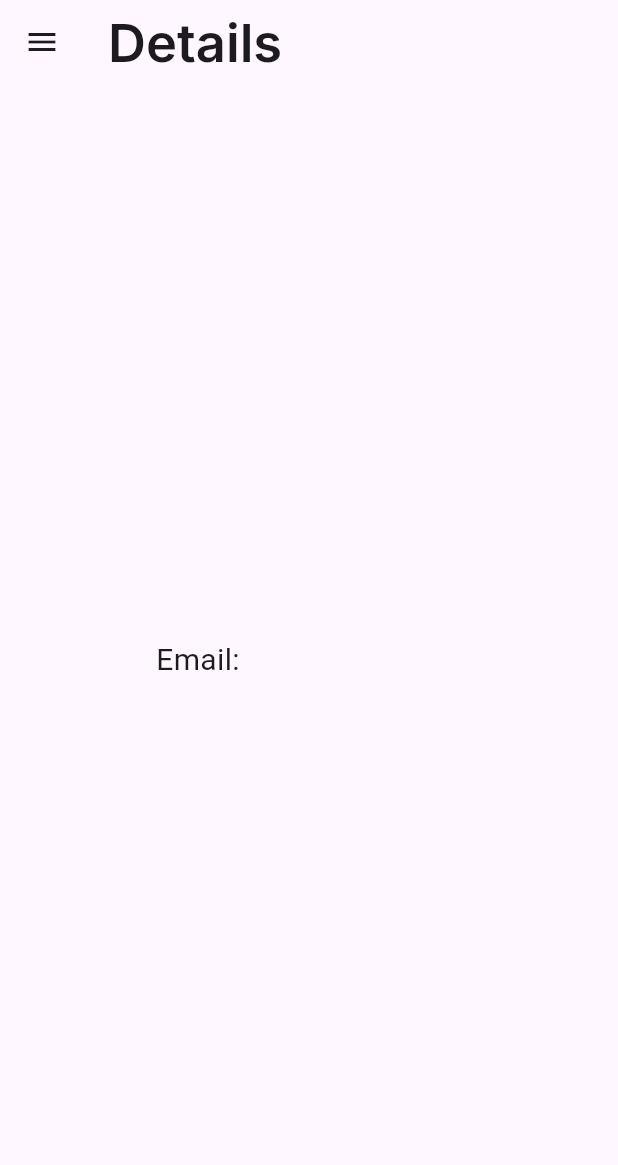
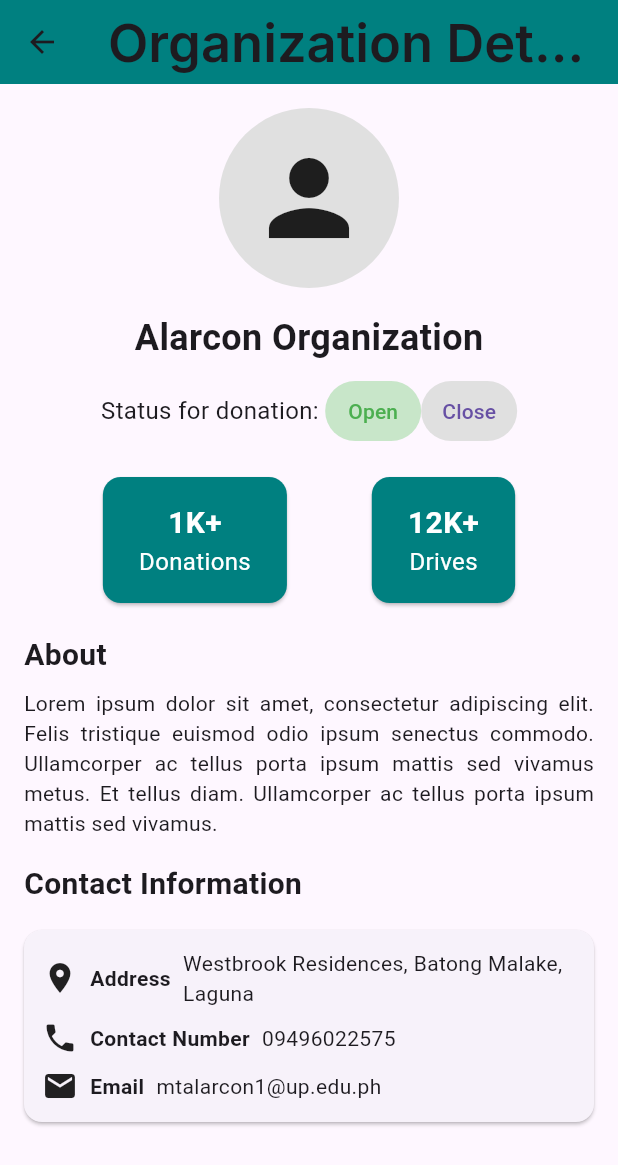
Before and after one commit to ianberana/CMSC-23-Project, a Flutter app: the OrganizationProfile screen opened directly, on a phone screen of 412 x 824 dp. Shown: the top 1165 px of the screen. Run offline on Flutter 3.47's test engine with Material 3 defaults, Android fonts, the phone set to English and light mode, and no system bars; our stand-ins replace cloud_firestore, file_picker, firebase_auth, firebase_core, firebase_storage, google_fonts and 2 more; accounts and stored records are empty.

Commit message:
added ui design

```diff
--- a/lib/pages/organization/org_profile.dart
+++ b/lib/pages/organization/org_profile.dart
@@ -4,37 +4,158 @@ import 'package:flutter/material.dart';
 import 'package:provider/provider.dart';
 import '../../providers/auth_provider.dart';
 
-class OrganizationProfile extends StatefulWidget {
-  const OrganizationProfile({super.key});
-  @override
-  State<OrganizationProfile> createState() => _OrganizationProfileState();
-}
-
-class _OrganizationProfileState extends State<OrganizationProfile> {
-  User? user;
-
+class OrganizationProfile extends StatelessWidget {
   @override
   Widget build(BuildContext context) {
-    user = context.read<UserAuthProvider>().user;
     return Scaffold(
-        appBar: AppBar(
-          title: const Text("Details"),
+      appBar: AppBar(
+        title: Text('Organization Details'),
+        backgroundColor: Color(0xFF008080),
+        leading: IconButton(
+          icon: Icon(Icons.arrow_back),
+          onPressed: () => Navigator.of(context).pop(),
         ),
-        drawer: OrgDrawer(),
-        body: Container(
-          margin: EdgeInsets.all(30),
-          child: Center(
-            child: Row(
-              mainAxisAlignment: MainAxisAlignment.spaceAround,
-              children: [
-                const Text(
-                  "Email:",
-                  style: TextStyle(fontSize: 20),
+      ),
+      drawer: OrgDrawer(),
+      body: SingleChildScrollView(
+        child: Padding(
+          padding: const EdgeInsets.all(16.0),
+          child: Column(
+            children: [
+              Container(
+                height: 120,
+                decoration: BoxDecoration(
+                  shape: BoxShape.circle,
+                  color: Colors.grey[300],
                 ),
-                Text(user!.email!, style: const TextStyle(fontSize: 20))
-              ],
+                child: Center(child: Icon(Icons.person, size: 80)),
+              ),
+              SizedBox(height: 16),
+              Text(
+                'Alarcon Organization',
+                style: TextStyle(fontSize: 24, fontWeight: FontWeight.bold),
+              ),
+              SizedBox(height: 8),
+              Row(
+                mainAxisAlignment: MainAxisAlignment.center,
+                children: [
+                  Text(
+                    'Status for donation: ',
+                    style: TextStyle(fontSize: 16),
+                  ),
+                  TextButton(
+                    onPressed: () {},
+                    style: TextButton.styleFrom(
+                      backgroundColor: Colors.green[100],
+                    ),
+                    child: Text(
+                      'Open',
+                      style: TextStyle(color: Colors.green),
+                    ),
+                  ),
+                  TextButton(
+                    onPressed: () {},
+                    style: TextButton.styleFrom(
+                      backgroundColor: Colors.grey[300],
+                    ),
+                    child: Text('Close'),
+                  ),
+                ],
+              ),
+              SizedBox(height: 16),
+              Row(
+                mainAxisAlignment: MainAxisAlignment.spaceEvenly,
+                children: [
+                  _buildStatCard('Donations', '1K+'),
+                  _buildStatCard('Drives', '12K+'),
+                ],
+              ),
+              SizedBox(height: 16),
+              Align(
+                alignment: Alignment.centerLeft,
+                child: Text(
+                  'About',
+                  style: TextStyle(fontSize: 20, fontWeight: FontWeight.bold),
+                ),
+              ),
+              SizedBox(height: 8),
+              Text(
+                'Lorem ipsum dolor sit amet, consectetur adipiscing elit. '
+                'Felis tristique euismod odio ipsum senectus commodo. Ullamcorper '
+                'ac tellus porta ipsum mattis sed vivamus metus. Et tellus diam. '
+                'Ullamcorper ac tellus porta ipsum mattis sed vivamus.',
+                textAlign: TextAlign.justify,
+              ),
+              SizedBox(height: 16),
+              Align(
+                alignment: Alignment.centerLeft,
+                child: Text(
+                  'Contact Information',
+                  style: TextStyle(fontSize: 20, fontWeight: FontWeight.bold),
+                ),
+              ),
+              SizedBox(height: 8),
+              Card(
+                margin: EdgeInsets.symmetric(vertical: 8.0),
+                child: Padding(
+                  padding: const EdgeInsets.all(12.0),
+                  child: Column(
+                    children: [
+                      _buildContactRow(Icons.location_on, 'Address',
+                          'Westbrook Residences, Batong Malake, Laguna'),
+                      SizedBox(height: 8),
+                      _buildContactRow(Icons.phone, 'Contact Number',
+                          '09496022575'),
+                      SizedBox(height: 8),
+                      _buildContactRow(
+                          Icons.email, 'Email', 'mtalarcon1@up.edu.ph'),
+                    ],
+                  ),
+                ),
+              ),
+            ],
+          ),
+        ),
+      ),
+    );
+  }
+
+  Widget _buildStatCard(String title, String value) {
+    return Card(
+      color: Color(0xFF008080),
+      child: Padding(
+        padding: const EdgeInsets.symmetric(vertical: 16.0, horizontal: 24.0),
+        child: Column(
+          children: [
+            Text(
+              value,
+              style: TextStyle(
+                  color: Colors.white,
+                  fontSize: 20,
+                  fontWeight: FontWeight.bold),
             ),
-          ),
-        ));
+            Text(
+              title,
+              style: TextStyle(color: Colors.white, fontSize: 16),
+            ),
+          ],
+        ),
+      ),
+    );
+  }
+
+  Widget _buildContactRow(IconData icon, String label, String info) {
+    return Row(
+      children: [
+        Icon(icon),
+        SizedBox(width: 8),
+        Text(
+          label,
+          style: TextStyle(fontWeight: FontWeight.bold),
+        ),
+        SizedBox(width: 8),
+        Expanded(child: Text(info)),
+      ],
+    );
   }
 }
```
